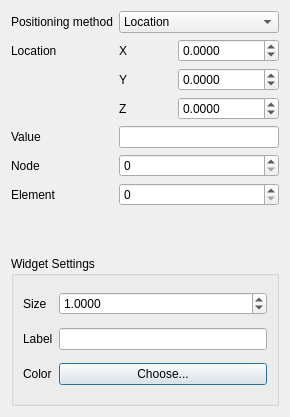
This is src/Interface/Modules/Fields/GenerateSinglePointProbeFromField.ui in SCIInstitute/SCIRun as Qt 5 draws it before an edit. The edited form follows.
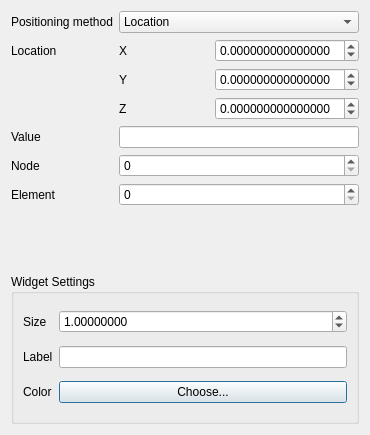
This is the edited form.

What changed in the file:
```diff
--- a/src/Interface/Modules/Fields/GenerateSinglePointProbeFromField.ui
+++ b/src/Interface/Modules/Fields/GenerateSinglePointProbeFromField.ui
@@ -6,8 +6,8 @@
    <rect>
     <x>0</x>
     <y>0</y>
-    <width>290</width>
-    <height>417</height>
+    <width>370</width>
+    <height>435</height>
    </rect>
   </property>
   <property name="minimumSize">
@@ -63,13 +63,13 @@
      <item row="0" column="1">
       <widget class="QDoubleSpinBox" name="xLocationDoubleSpinBox_">
        <property name="decimals">
-        <number>4</number>
+        <number>15</number>
        </property>
        <property name="minimum">
-        <double>-1000000.000000000000000</double>
+        <double>-999999999.000000000000000</double>
        </property>
        <property name="maximum">
-        <double>1000000.000000000000000</double>
+        <double>999999999.000000000000000</double>
        </property>
       </widget>
      </item>
@@ -83,13 +83,13 @@
      <item row="1" column="1">
       <widget class="QDoubleSpinBox" name="yLocationDoubleSpinBox_">
        <property name="decimals">
-        <number>4</number>
+        <number>15</number>
        </property>
        <property name="minimum">
-        <double>-1000000.000000000000000</double>
+        <double>-999999999.000000000000000</double>
        </property>
        <property name="maximum">
-        <double>1000000.000000000000000</double>
+        <double>999999999.000000000000000</double>
        </property>
       </widget>
      </item>
@@ -103,13 +103,13 @@
      <item row="2" column="1">
       <widget class="QDoubleSpinBox" name="zLocationDoubleSpinBox_">
        <property name="decimals">
-        <number>4</number>
+        <number>15</number>
        </property>
        <property name="minimum">
-        <double>-1000000.000000000000000</double>
+        <double>-999999999.000000000000000</double>
        </property>
        <property name="maximum">
-        <double>1000000.000000000000000</double>
+        <double>999999999.000000000000000</double>
        </property>
       </widget>
      </item>
@@ -209,7 +209,7 @@
       <item row="0" column="2">
        <widget class="QDoubleSpinBox" name="sizeDoubleSpinBox_">
         <property name="decimals">
-         <number>4</number>
+         <number>8</number>
         </property>
         <property name="maximum">
          <double>100.000000000000000</double>
```
